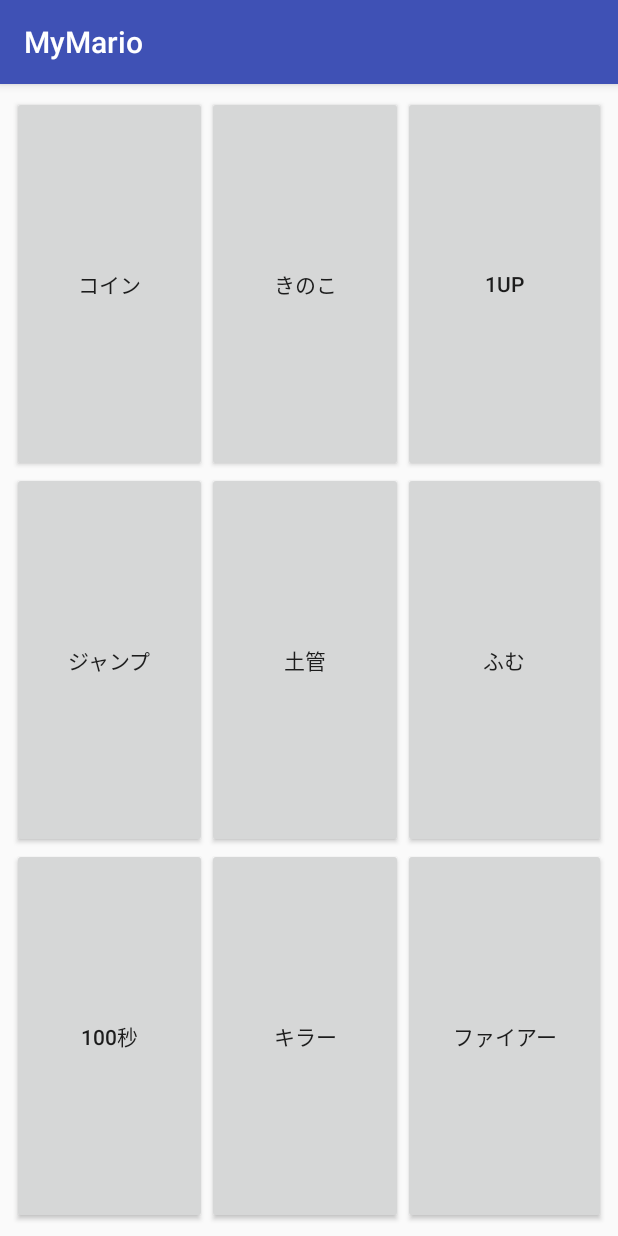
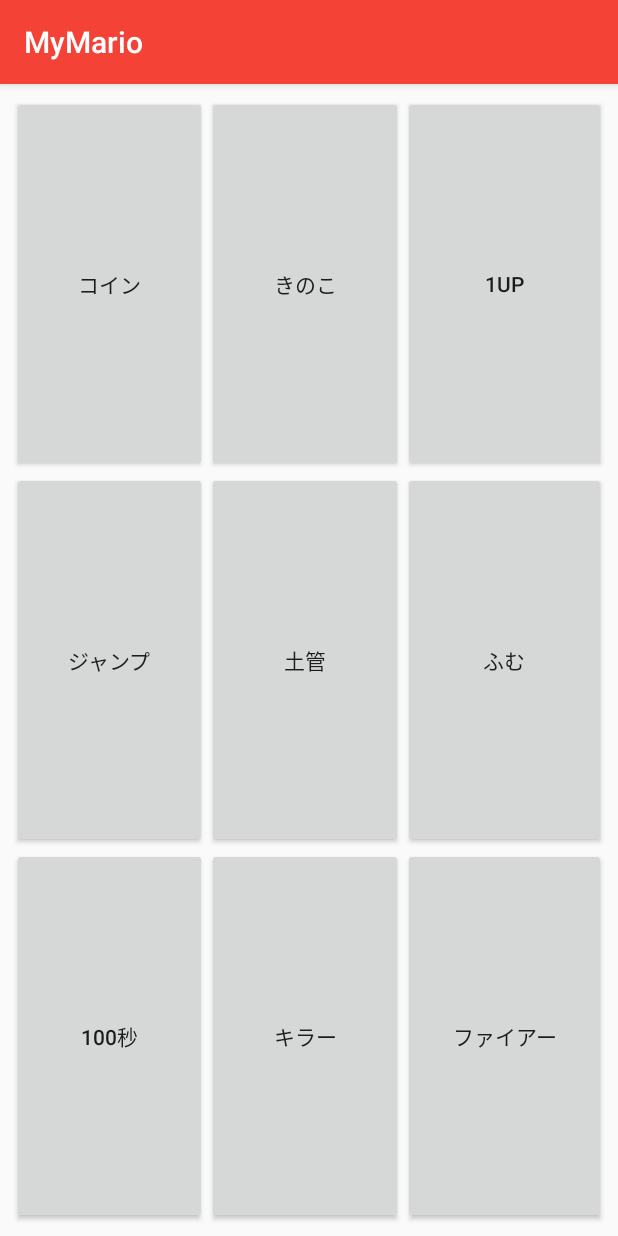
Before and after one commit to moritalous/MyMario, an Android app: the screen it shows after launch (MainActivity), on a phone screen of 412 x 824 dp. Run offline under Robolectric (Android 15) with nearby library versions, the phone set to English and light mode, and no system bars; libraries missing offline, so code that uses them is left out: com.squareup.seismic; 2 statements that could not run were skipped.

Commit message:
カラーパレット変更

```diff
--- a/app/src/main/res/values/colors.xml
+++ b/app/src/main/res/values/colors.xml
@@ -1,6 +1,6 @@
 <?xml version="1.0" encoding="utf-8"?>
 <resources>
-    <color name="colorPrimary">#3F51B5</color>
-    <color name="colorPrimaryDark">#303F9F</color>
-    <color name="colorAccent">#FF4081</color>
+    <color name="colorPrimary">#F44336</color>
+    <color name="colorPrimaryDark">#D32F2F</color>
+    <color name="colorAccent">#536DFE</color>
 </resources>
```
